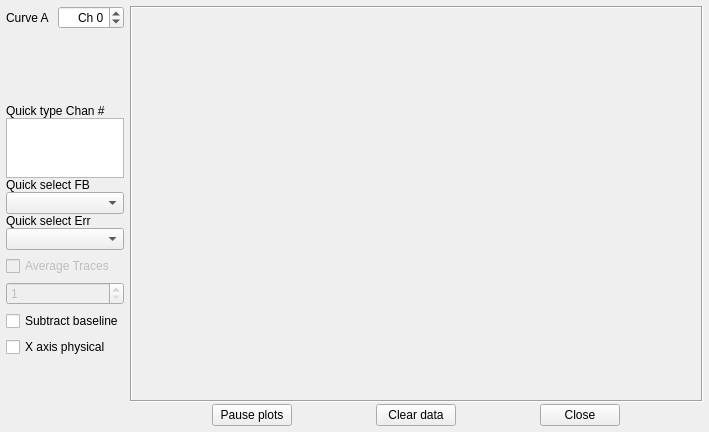
The window that microscope/ui/plotwindow.ui (usnistgov/microscope) describes before a commit, drawn with Qt 5.
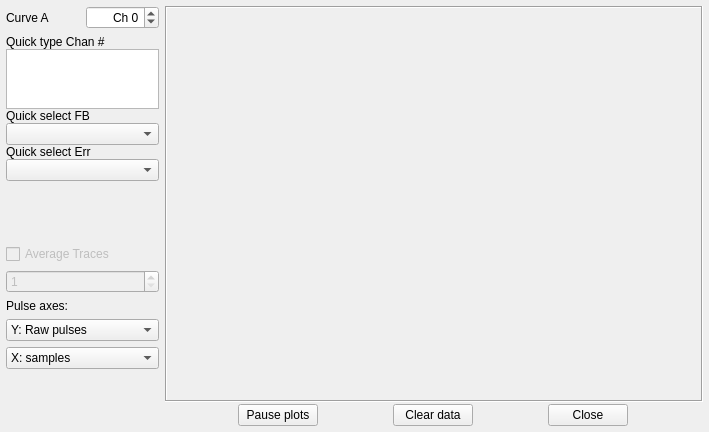
The same window after the commit.

Commit message:
Change x- and y-axis controls to menus
(technically, each is a `QComboBox`). Add feature to allow waterfall staggering on y axis.

Patch:
```diff
--- a/microscope/ui/plotwindow.ui
+++ b/microscope/ui/plotwindow.ui
@@ -27,7 +27,7 @@
     <number>6</number>
    </property>
    <item>
-    <layout class="QVBoxLayout" name="chanSelectLayout" stretch="0,0,0,0,0,0,0,0">
+    <layout class="QVBoxLayout" name="chanSelectLayout" stretch="0,0,0,0,0,0,0,0,0">
      <property name="spacing">
       <number>6</number>
      </property>
@@ -58,19 +58,6 @@
        </item>
       </layout>
      </item>
-     <item>
-      <spacer name="verticalSpacer_2">
-       <property name="orientation">
-        <enum>Qt::Vertical</enum>
-       </property>
-       <property name="sizeHint" stdset="0">
-        <size>
-         <width>20</width>
-         <height>40</height>
-        </size>
-       </property>
-      </spacer>
-     </item>
      <item>
       <layout class="QVBoxLayout" name="quickChannelLayout" stretch="0,0,0,0,0,0">
        <property name="spacing">
@@ -136,6 +123,19 @@
        </item>
       </layout>
      </item>
+     <item>
+      <spacer name="verticalSpacer_2">
+       <property name="orientation">
+        <enum>Qt::Vertical</enum>
+       </property>
+       <property name="sizeHint" stdset="0">
+        <size>
+         <width>20</width>
+         <height>40</height>
+        </size>
+       </property>
+      </spacer>
+     </item>
      <item>
       <widget class="QCheckBox" name="averageTraces">
        <property name="enabled">
@@ -160,17 +160,43 @@
       </widget>
      </item>
      <item>
-      <widget class="QCheckBox" name="subtractBaselineCheck">
+      <widget class="QLabel" name="pulseAxesLabel">
        <property name="text">
-        <string>Subtract baseline</string>
+        <string>Pulse axes:</string>
        </property>
       </widget>
      </item>
      <item>
-      <widget class="QCheckBox" name="xPhysicalCheck">
-       <property name="text">
-        <string>X axis physical</string>
-       </property>
+      <widget class="QComboBox" name="subtractBaselineMenu">
+       <item>
+        <property name="text">
+         <string>Y: Raw pulses</string>
+        </property>
+       </item>
+       <item>
+        <property name="text">
+         <string>Y: Subtract baseline</string>
+        </property>
+       </item>
+       <item>
+        <property name="text">
+         <string>Y: Waterfall (sub base)</string>
+        </property>
+       </item>
+      </widget>
+     </item>
+     <item>
+      <widget class="QComboBox" name="xPhysicalMenu">
+       <item>
+        <property name="text">
+         <string>X: samples</string>
+        </property>
+       </item>
+       <item>
+        <property name="text">
+         <string>X: ms</string>
+        </property>
+       </item>
       </widget>
      </item>
      <item>
```
The commit also changes 1 other file.
